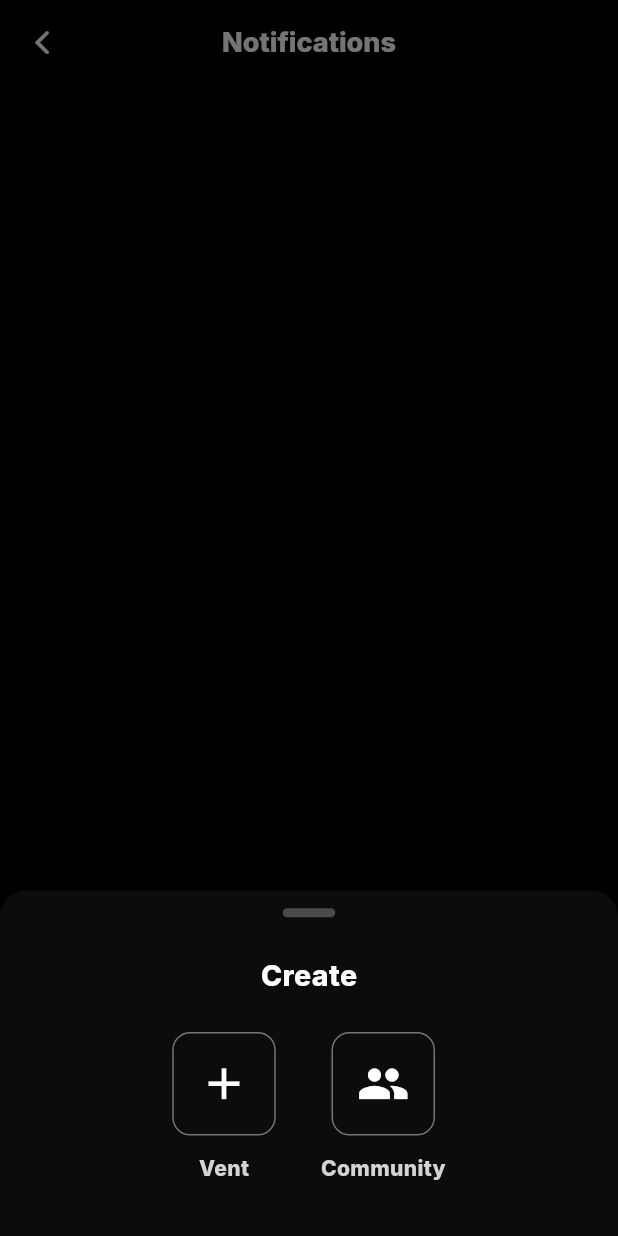
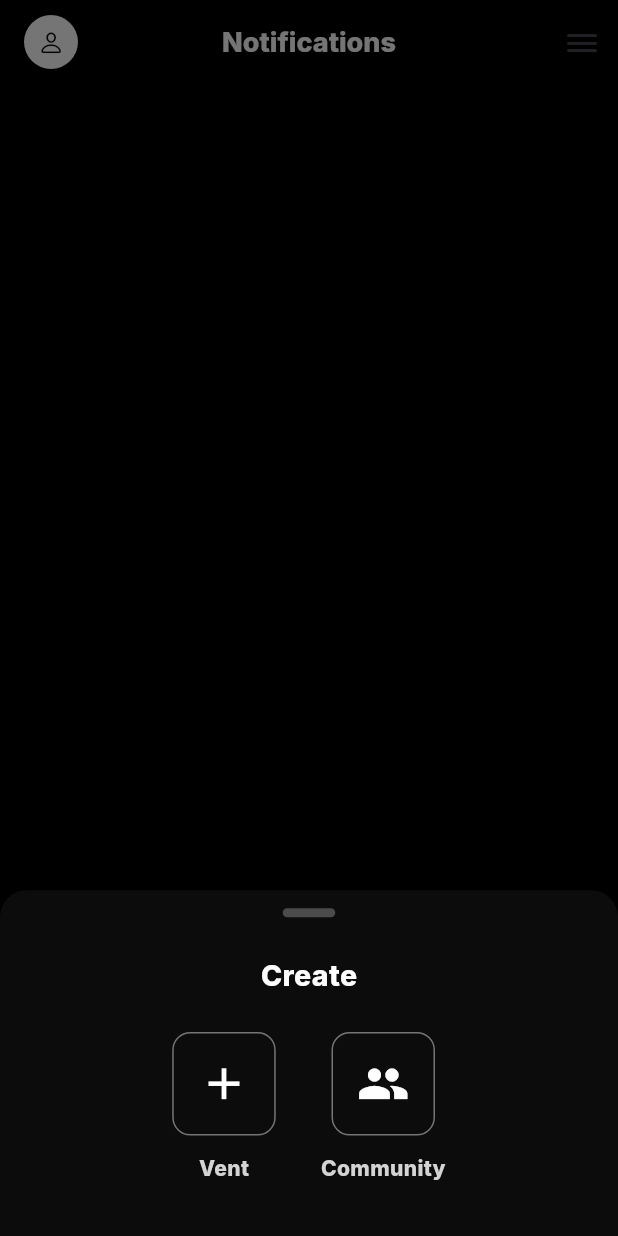
Before and after one commit to Tho100/revent, a Flutter app: the NotificationsPage screen opened directly, item 3 of the bottom bar chosen, on a phone screen of 412 x 824 dp. Run offline on Flutter 3.47's test engine with Material 3 defaults, Android fonts, the phone set to English and light mode, and no system bars; our stand-ins replace flutter_cache_manager, flutter_dotenv, flutter_native_image, get_it, google_fonts; missing offline and left inert: dynamic_height_grid_view, image_picker_plus, mysql_client.

Commit message:
Created separated class for navigation-pages widgets

```diff
--- a/lib/pages/navigation/notifications_page.dart
+++ b/lib/pages/navigation/notifications_page.dart
@@ -1,15 +1,12 @@
 import 'package:flutter/material.dart';
-import 'package:get_it/get_it.dart';
 import 'package:revent/helper/navigate_page.dart';
-import 'package:revent/provider/navigation_provider.dart';
 import 'package:revent/widgets/navigation/page_navigation_bar.dart';
 import 'package:revent/widgets/app_bar.dart';
+import 'package:revent/widgets/navigation_pages_widgets.dart';
 
 class NotificationsPage extends StatelessWidget {
 
-  NotificationsPage({super.key});
-
-  final navigationIndex = GetIt.instance<NavigationProvider>();
+  const NotificationsPage({super.key});
 
   @override
   Widget build(BuildContext context) {
@@ -22,7 +19,9 @@ class NotificationsPage extends StatelessWidget {
         appBar: CustomAppBar(
           title: 'Notifications',
           customBackOnPressed: () => NavigatePage.homePage(),
-          context: context
+          context: context,
+          customLeading: NavigationPagesWidgets.profilePictureLeading(),
+          actions: [NavigationPagesWidgets.settingsActionButton()]
         ).buildAppBar(),
         bottomNavigationBar: PageNavigationBar()
       ),
--- /dev/null
+++ b/lib/widgets/navigation_pages_widgets.dart
@@ -0,0 +1,33 @@
+import 'package:flutter/cupertino.dart';
+import 'package:flutter/material.dart';
+import 'package:get_it/get_it.dart';
+import 'package:revent/helper/navigate_page.dart';
+import 'package:revent/provider/profile/profile_data_provider.dart';
+import 'package:revent/widgets/profile_picture.dart';
+
+class NavigationPagesWidgets {
+
+  static Widget settingsActionButton() {
+    return IconButton(
+      icon: const Icon(CupertinoIcons.bars, size: 28),
+      onPressed: () => NavigatePage.settingsPage()
+    );
+  }
+
+  static Widget profilePictureLeading() {
+    return Padding(
+      padding: const EdgeInsets.only(left: 12.0),
+      child: GestureDetector(
+        onTap: () => NavigatePage.myProfilePage(),
+        child: Center(
+          child: ProfilePictureWidget(
+            pfpData: GetIt.instance<ProfileDataProvider>().profilePicture,
+            customWidth: 36,
+            customHeight: 36,
+          ),
+        ),
+      ),
+    );
+  }
+
+}
```
Also changed, not shown: lib/pages/navigation/search_page.dart (+3 -29 lines).
